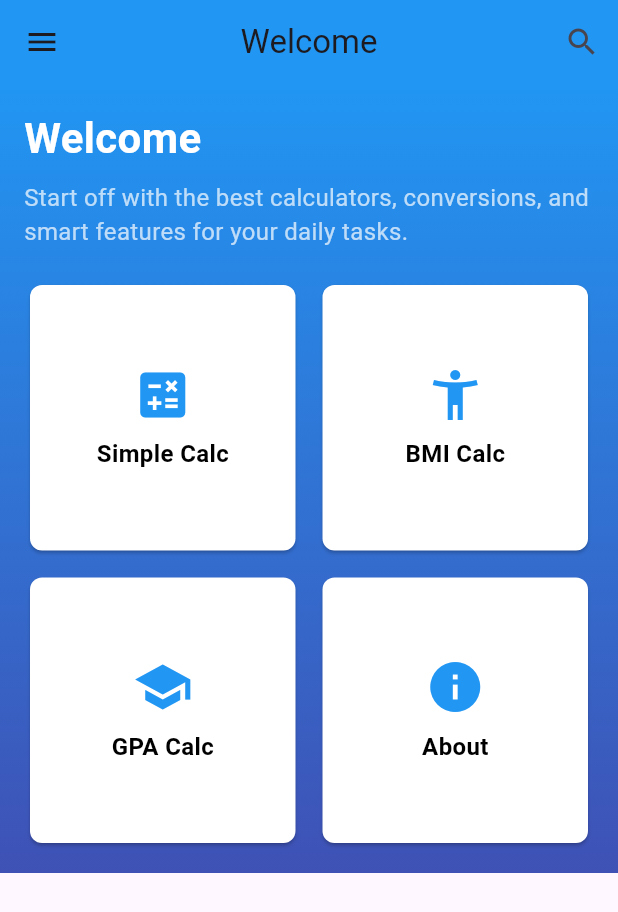
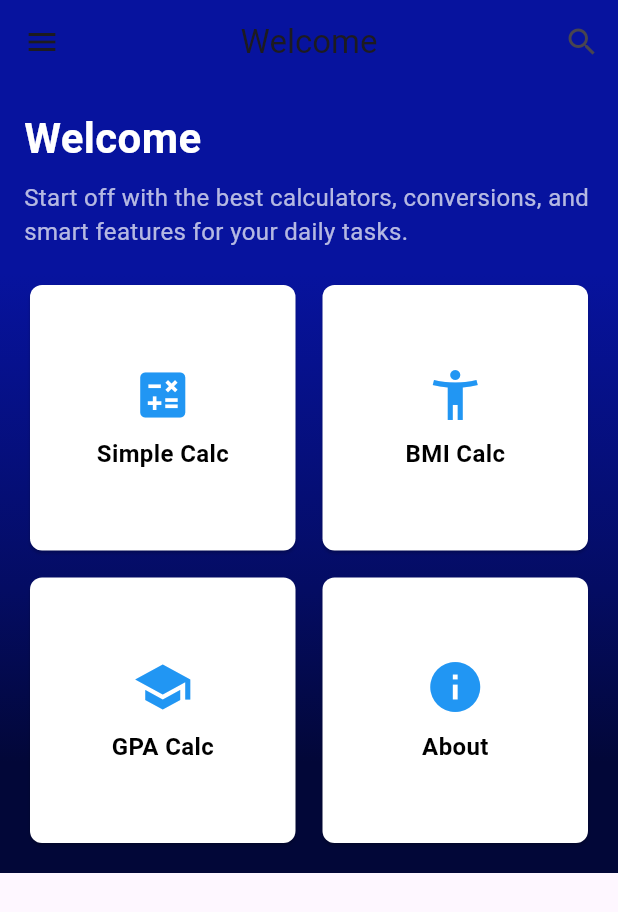
Before and after one commit to Nadeesh-Malaka/CalMaster_App, a Flutter app: the screen it shows after launch, after a tap on "Get Started", on a phone screen of 412 x 824 dp. Shown: the top 912 px of the screen. Run offline on Flutter 3.47's test engine with Material 3 defaults, Android fonts, the phone set to English and light mode, and no system bars.

Commit message:
Enhance UI by updating color gradients and adding logo to the drawer header

```diff
--- a/lib/screens/home_screen.dart
+++ b/lib/screens/home_screen.dart
@@ -1,4 +1,5 @@
 import 'package:flutter/material.dart';
+import 'loading_screen.dart';
 
 class HomeScreen extends StatelessWidget {
   const HomeScreen({super.key});
@@ -7,7 +8,8 @@ class HomeScreen extends StatelessWidget {
   Widget build(BuildContext context) {
     return Scaffold(
       appBar: AppBar(
-        backgroundColor: Colors.blue,
+        backgroundColor: const Color(
+            0xFF07139E), // Example solid color for the AppBar background
         title: const Text('Welcome'),
         centerTitle: true,
         actions: [
@@ -23,16 +25,48 @@ class HomeScreen extends StatelessWidget {
         child: ListView(
           padding: EdgeInsets.zero,
           children: [
-            const DrawerHeader(
-              decoration: BoxDecoration(
-                color: Colors.blue,
+            DrawerHeader(
+              decoration: const BoxDecoration(
+                gradient: LinearGradient(
+                  colors: [
+                    Color(0xFF07139E), // 24% stop
+                    Color(0xFF040C63), // 64% stop
+                    Color(0xFF020738), // 86% stop
+                  ],
+                  stops: [0.24, 0.64, 0.86],
+                  begin: Alignment.topCenter,
+                  end: Alignment.bottomCenter,
+                ),
               ),
-              child: Text(
-                'CalMaster Menu',
-                style: TextStyle(
-                  color: Colors.white,
-                  fontSize: 24,
-                ),
+              child: Column(
+                crossAxisAlignment:
+                    CrossAxisAlignment.start, // Align the content to the left
+                children: [
+                  // Wrap the Image in ClipOval to make it circular
+                  ClipOval(
+                    child: Image.asset(
+                      'assets/cal-logo.png',
+                      height: 75,
+                      width:
+                          75, // Keep width and height equal for a circular shape
+                      fit: BoxFit
+                          .cover, // Ensures the image is scaled to fill the circle
+                    ),
+                  ),
+
+                  const SizedBox(
+                      height:
+                          10), // Add some space between the image and the text
+
+                  const Text(
+                    'CalMaster',
+                    style: TextStyle(
+                      fontSize: 24,
+                      color: Colors.white, // Text color
+                      fontWeight: FontWeight.bold,
+                    ),
+                  ),
+                ],
               ),
             ),
             ListTile(
@@ -86,9 +120,13 @@ class HomeScreen extends StatelessWidget {
             ),
             ListTile(
               leading: const Icon(Icons.logout),
-              title: const Text('logout'),
+              title: const Text('Logout'),
               onTap: () {
-                Navigator.pop(context);
+                Navigator.push(
+                  context,
+                  MaterialPageRoute(
+                      builder: (context) => const LoadingScreen()),
+                );
               },
             ),
           ],
@@ -97,7 +135,12 @@ class HomeScreen extends StatelessWidget {
       body: Container(
         decoration: const BoxDecoration(
           gradient: LinearGradient(
-            colors: [Colors.blue, Colors.indigo],
+            colors: [
+              Color(0xFF07139E), // 24% stop
+              Color(0xFF040C63), // 64% stop
+              Color(0xFF020738), // 86% stop
+            ],
+            stops: [0.24, 0.64, 0.86],
             begin: Alignment.topCenter,
             end: Alignment.bottomCenter,
           ),
--- a/lib/screens/loading_screen.dart
+++ b/lib/screens/loading_screen.dart
@@ -13,7 +13,12 @@ class LoadingScreen extends StatelessWidget {
       body: Container(
         decoration: const BoxDecoration(
           gradient: LinearGradient(
-            colors: [Colors.blue, Colors.indigo],
+            colors: [
+              Color(0xFF07139E), // 24% stop
+              Color(0xFF040C63), // 64% stop
+              Color(0xFF020738), // 86% stop
+            ],
+            stops: [0.24, 0.64, 0.86], // Define the stops matching the percentages
             begin: Alignment.topCenter,
             end: Alignment.bottomCenter,
           ),
--- a/lib/screens/welcome_screen.dart
+++ b/lib/screens/welcome_screen.dart
@@ -9,7 +9,16 @@ class WelcomeScreen extends StatelessWidget {
       body: Container(
         decoration: const BoxDecoration(
           gradient: LinearGradient(
-            colors: [Colors.blue, Colors.indigo],
+            colors: [
+              Color(0xFF07139E), // 24% stop
+              Color(0xFF040C63), // 64% stop
+              Color(0xFF020738), // 86% stop
+            ],
+            stops: [
+              0.24,
+              0.64,
+              0.86
+            ], // Define the stops matching the percentages
             begin: Alignment.topCenter,
             end: Alignment.bottomCenter,
           ),
```
